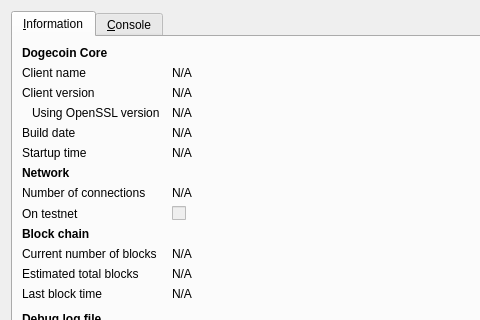
Qt form src/qt/forms/rpcconsole.ui (scryptcoins/testcoin) before a commit; both pictures show x 0 to 480 and y 0 to 320 of the 740 by 450 pixel window.
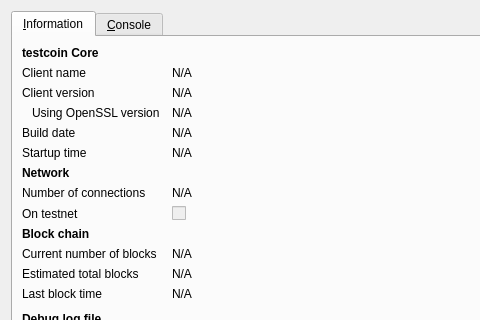
The same form after that commit. Icons and pictures are not drawn.

Patch:
```diff
--- a/src/qt/forms/rpcconsole.ui
+++ b/src/qt/forms/rpcconsole.ui
@@ -36,7 +36,7 @@
           </font>
          </property>
          <property name="text">
-          <string>Dogecoin Core</string>
+          <string>testcoin Core</string>
          </property>
         </widget>
        </item>
```
Left out of the diff: 6 changed lines with no effect on the pictures.
